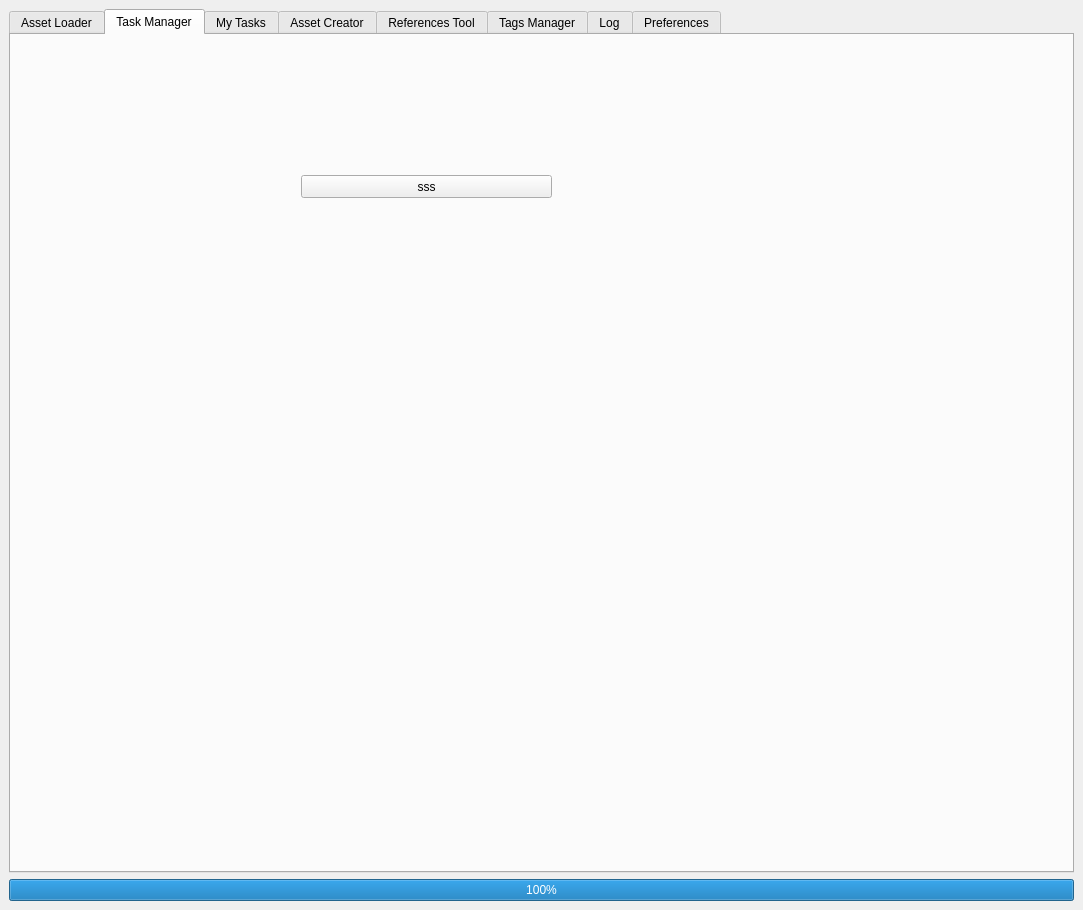
The window that media/main_window.ui (all-in-one-of/project_manager) describes before a commit, drawn with Qt 5.
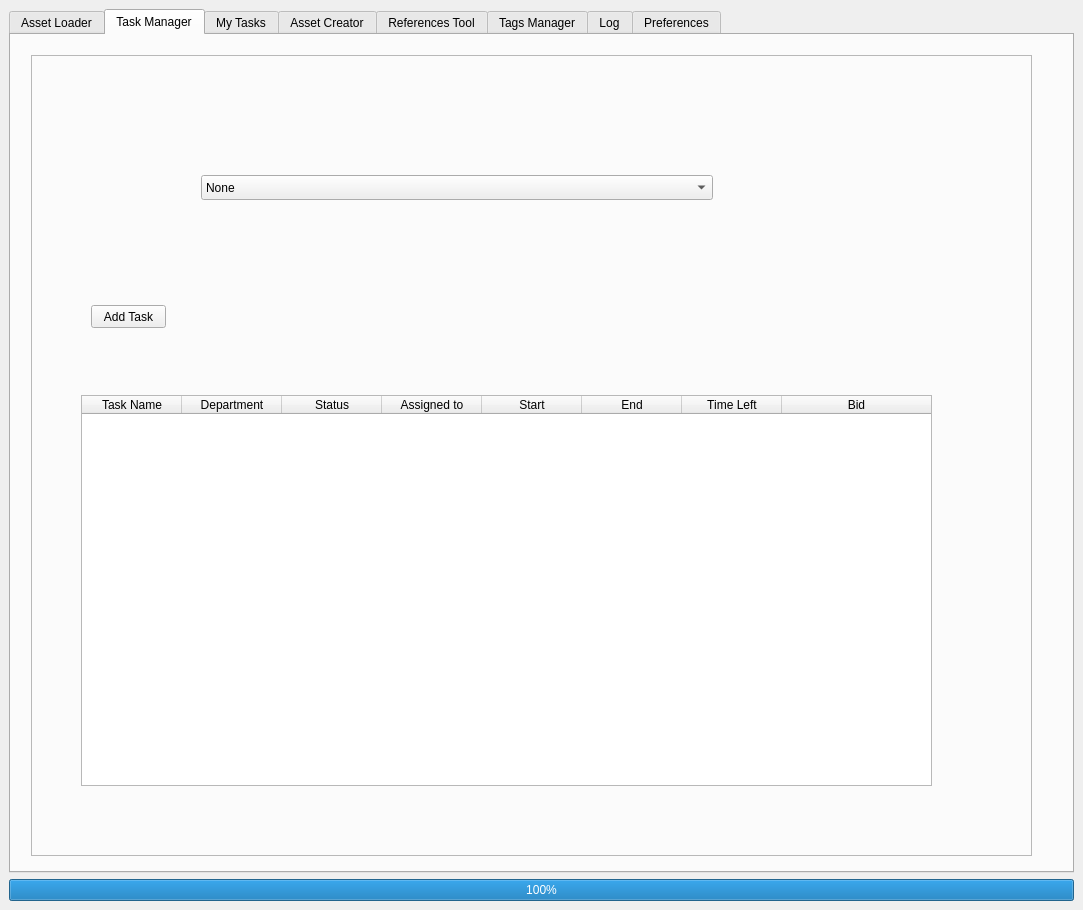
The same window after the commit. The open tabs and pages were chosen to show the change.

Commit message: Started working on the task manager GUI and database

The edit to the form file:
```diff
--- a/media/main_window.ui
+++ b/media/main_window.ui
@@ -1138,18 +1138,204 @@
          <attribute name="title">
           <string>Task Manager</string>
          </attribute>
-         <widget class="QPushButton" name="moduleTestBtn">
+         <widget class="QFrame" name="taskManagerMainFrame">
           <property name="geometry">
            <rect>
-            <x>290</x>
-            <y>140</y>
-            <width>251</width>
-            <height>23</height>
+            <x>20</x>
+            <y>20</y>
+            <width>1001</width>
+            <height>801</height>
            </rect>
           </property>
-          <property name="text">
-           <string>sss</string>
+          <property name="frameShape">
+           <enum>QFrame::StyledPanel</enum>
           </property>
+          <property name="frameShadow">
+           <enum>QFrame::Raised</enum>
+          </property>
+          <widget class="QTableWidget" name="taskManagerTableWidget">
+           <property name="geometry">
+            <rect>
+             <x>50</x>
+             <y>340</y>
+             <width>851</width>
+             <height>391</height>
+            </rect>
+           </property>
+           <property name="sortingEnabled">
+            <bool>true</bool>
+           </property>
+           <attribute name="horizontalHeaderDefaultSectionSize">
+            <number>100</number>
+           </attribute>
+           <attribute name="horizontalHeaderStretchLastSection">
+            <bool>true</bool>
+           </attribute>
+           <attribute name="verticalHeaderStretchLastSection">
+            <bool>false</bool>
+           </attribute>
+           <column>
+            <property name="text">
+             <string>Task Name</string>
+            </property>
+           </column>
+           <column>
+            <property name="text">
+             <string>Department</string>
+            </property>
+           </column>
+           <column>
+            <property name="text">
+             <string>Status</string>
+            </property>
+           </column>
+           <column>
+            <property name="text">
+             <string>Assigned to</string>
+            </property>
+           </column>
+           <column>
+            <property name="text">
+             <string>Start</string>
+            </property>
+           </column>
+           <column>
+            <property name="text">
+             <string>End</string>
+            </property>
+           </column>
+           <column>
+            <property name="text">
+             <string>Time Left</string>
+            </property>
+           </column>
+           <column>
+            <property name="text">
+             <string>Bid</string>
+            </property>
+           </column>
+          </widget>
+          <widget class="QComboBox" name="taskManagerAssignedToComboBox">
+           <property name="geometry">
+            <rect>
+             <x>170</x>
+             <y>120</y>
+             <width>512</width>
+             <height>25</height>
+            </rect>
+           </property>
+           <property name="frame">
+            <bool>true</bool>
+           </property>
+           <item>
+            <property name="text">
+             <string>None</string>
+            </property>
+           </item>
+           <item>
+            <property name="text">
+             <string>Amélie</string>
+            </property>
+           </item>
+           <item>
+            <property name="text">
+             <string>Chloé</string>
+            </property>
+           </item>
+           <item>
+            <property name="text">
+             <string>Christopher</string>
+            </property>
+           </item>
+           <item>
+            <property name="text">
+             <string>David</string>
+            </property>
+           </item>
+           <item>
+            <property name="text">
+             <string>Edwin</string>
+            </property>
+           </item>
+           <item>
+            <property name="text">
+             <string>Étienne</string>
+            </property>
+           </item>
+           <item>
+            <property name="text">
+             <string>Jérémy</string>
+            </property>
+           </item>
+           <item>
+            <property name="text">
+             <string>Laurence</string>
+            </property>
+           </item>
+           <item>
+            <property name="text">
+             <string>Louis-Philippe</string>
+            </property>
+           </item>
+           <item>
+            <property name="text">
+             <string>Marc-Antoine</string>
+            </property>
+           </item>
+           <item>
+            <property name="text">
+             <string>Mathieu</string>
+            </property>
+           </item>
+           <item>
+            <property name="text">
+             <string>Maxime</string>
+            </property>
+           </item>
+           <item>
+            <property name="text">
+             <string>Olivier</string>
+            </property>
+           </item>
+           <item>
+            <property name="text">
+             <string>Simon</string>
+            </property>
+           </item>
+           <item>
+            <property name="text">
+             <string>Thibault</string>
+            </property>
+           </item>
+           <item>
+            <property name="text">
+             <string>Yann</string>
+            </property>
+           </item>
+           <item>
+            <property name="text">
+             <string>Yi</string>
+            </property>
+           </item>
+           <item>
+            <property name="text">
+             <string>Valentin</string>
+            </property>
+           </item>
+          </widget>
+          <widget class="QPushButton" name="taskManagerAddRowBtn">
+           <property name="geometry">
+            <rect>
+             <x>60</x>
+             <y>250</y>
+             <width>75</width>
+             <height>23</height>
+            </rect>
+           </property>
+           <property name="text">
+            <string>Add Task</string>
+           </property>
+          </widget>
          </widget>
         </widget>
         <widget class="QWidget" name="myTasksTab">
```
Left out of the diff: 11 changed lines with no effect on the pictures. The commit also changes 10 other files.
